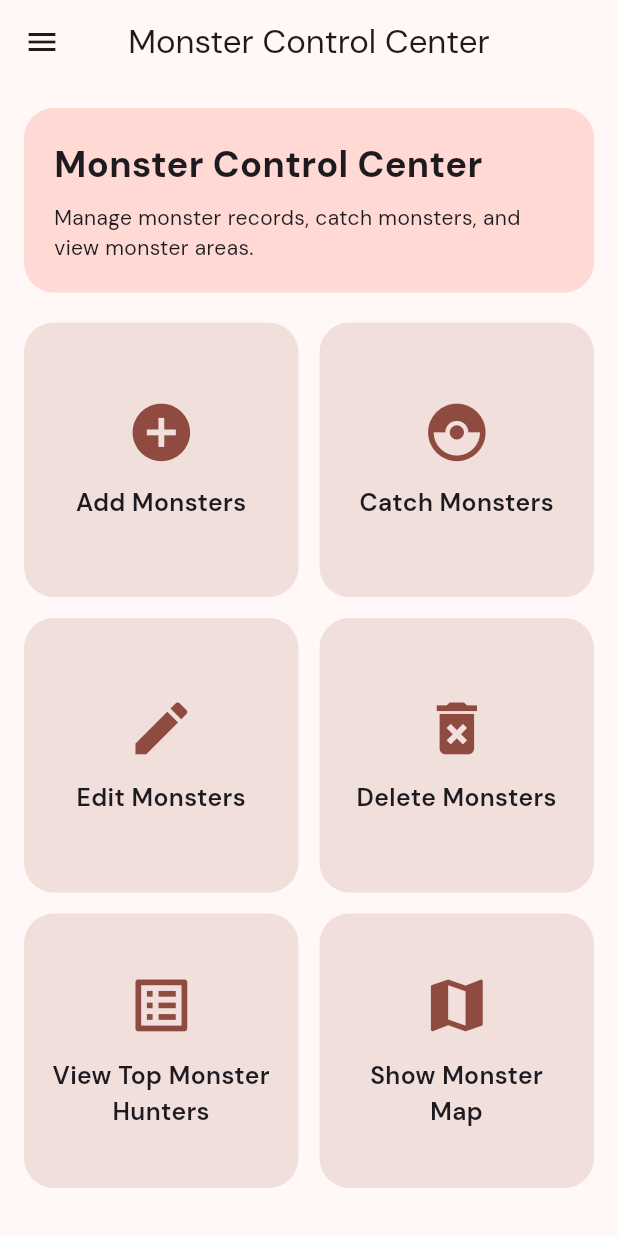
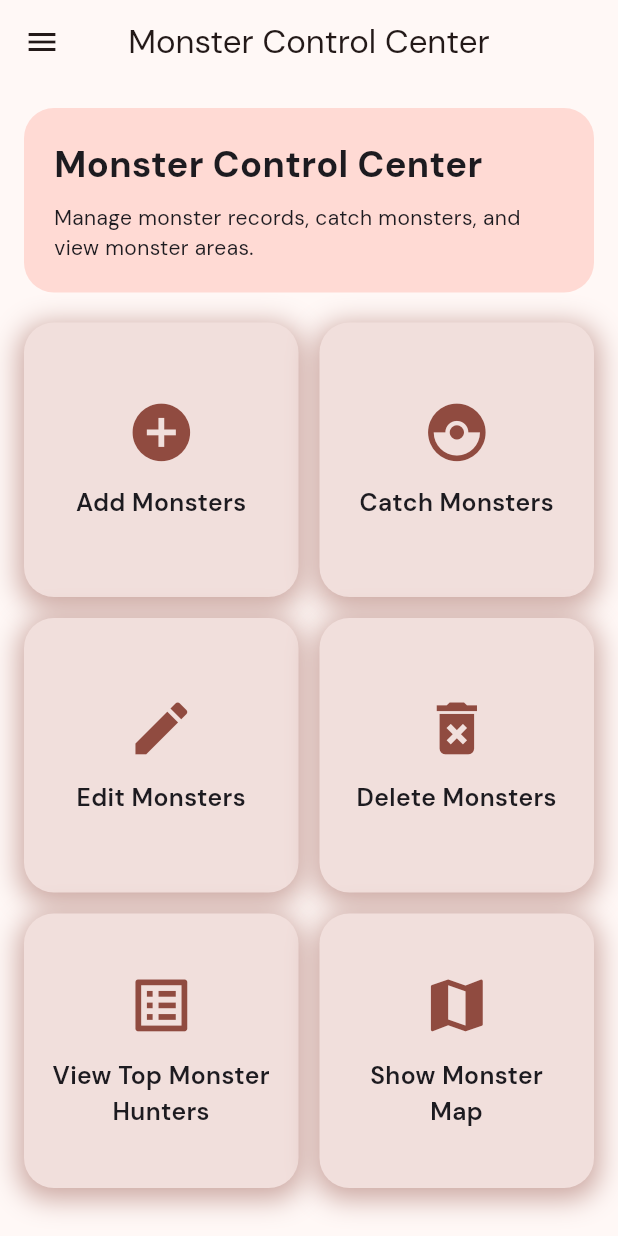
Before and after one commit to katdzy/HAUPokemon, a Flutter app: the DashboardPage screen opened directly, on a phone screen of 412 x 824 dp. Run offline on Flutter 3.47's test engine with Material 3 defaults, Android fonts, the phone set to English and light mode, and no system bars; our stand-ins replace audioplayers, flutter_map, geolocator, google_fonts, image_picker, latlong2 and 1 more; missing offline and left inert: torch_light; accounts and stored records are empty.

Commit message:
fix: madami

```diff
--- a/lib/pages/dashboard_page.dart
+++ b/lib/pages/dashboard_page.dart
@@ -211,7 +211,19 @@ class _DashboardCard extends StatelessWidget {
   Widget build(BuildContext context) {
     final colorScheme = Theme.of(context).colorScheme;
 
-    return Material(
+    return Container(
+      decoration: BoxDecoration(
+        borderRadius: BorderRadius.circular(20),
+        boxShadow: [
+          BoxShadow(
+            color: colorScheme.primary.withAlpha(120),
+            blurRadius: 15,
+            spreadRadius: 3,
+            offset: const Offset(0, 4),
+          ),
+        ],
+      ),
+      child: Material(
         color: colorScheme.surfaceContainerHighest,
         borderRadius: BorderRadius.circular(20),
         child: InkWell(
@@ -240,6 +252,7 @@ class _DashboardCard extends StatelessWidget {
             ),
           ),
         ),
+      ),
     );
   }
 }
--- a/lib/pages/map_page.dart
+++ b/lib/pages/map_page.dart
@@ -4,6 +4,7 @@ import 'package:flutter_map/flutter_map.dart';
 import 'package:latlong2/latlong.dart';
 import '../models/monster_model.dart';
 import '../api_service.dart';
+import '../app_text_styles.dart';
 
 class MapPage extends StatefulWidget {
   const MapPage({super.key});
@@ -55,11 +56,11 @@ class _MapPageState extends State<MapPage> {
               const SizedBox(height: 16),
               Text(
                 m.monsterName,
-                style: const TextStyle(fontSize: 22, fontWeight: FontWeight.bold),
+                style: TextStyle(fontSize: AppTextStyles.scale(context, 22), fontWeight: FontWeight.bold),
               ),
               Text(
                 m.monsterType,
-                style: const TextStyle(fontSize: 16, color: Colors.grey),
+                style: TextStyle(fontSize: AppTextStyles.scale(context, 16), color: Colors.grey),
               ),
               const SizedBox(height: 16),
               const Divider(),
--- a/lib/pages/monster_details_page.dart
+++ b/lib/pages/monster_details_page.dart
@@ -1,6 +1,7 @@
 // monster_details_page.dart – stub for future use
 import 'package:flutter/material.dart';
 import '../models/monster_model.dart';
+import '../app_text_styles.dart';
 
 class MonsterDetailsPage extends StatelessWidget {
   final Monster monster;
@@ -28,7 +29,7 @@ class MonsterDetailsPage extends StatelessWidget {
               ),
             const SizedBox(height: 16),
             Text("Name: ${monster.monsterName}",
-                style: const TextStyle(fontSize: 18)),
+                style: TextStyle(fontSize: AppTextStyles.scale(context, 18))),
             Text("Type: ${monster.monsterType}"),
             Text(
                 "Latitude: ${monster.spawnLatitude.toStringAsFixed(7)}"),
--- a/lib/users_page.dart
+++ b/lib/users_page.dart
@@ -1,5 +1,6 @@
 import 'package:flutter/material.dart';
 import 'api_service.dart';
+import 'app_text_styles.dart';
 
 class UsersPage extends StatefulWidget {
   const UsersPage({super.key});
@@ -232,9 +233,9 @@ class _UsersPageState extends State<UsersPage> {
       body: isLoading
           ? const Center(child: CircularProgressIndicator())
           : users.isEmpty
-              ? const Center(
+              ? Center(
                   child: Text('No players found.',
-                      style: TextStyle(fontSize: 16, color: Colors.grey)),
+                      style: TextStyle(fontSize: AppTextStyles.scale(context, 16), color: Colors.grey)),
                 )
               : ListView.separated(
                   padding: const EdgeInsets.fromLTRB(16, 16, 16, 80),
```
Also changed, not shown: lib/pages/catch_monster_page.dart (+4 -4 lines), lib/pages/display_rankings_page.dart (+5 -4 lines). Lines whose indentation alone changed are shown as unchanged.
